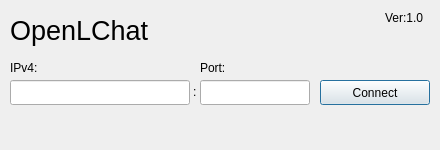
The window that src/Client/Ui_Files/ui_ConnectionDialog.ui (Formak21/OpenLChat) describes before a commit, drawn with Qt 5.
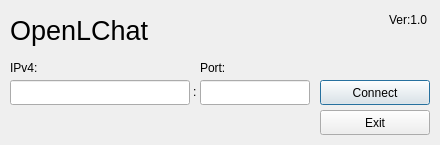
The same window after the commit.

Patch:
```diff
--- a/src/Client/Ui_Files/ui_ConnectionDialog.ui
+++ b/src/Client/Ui_Files/ui_ConnectionDialog.ui
@@ -7,7 +7,7 @@
     <x>0</x>
     <y>0</y>
     <width>440</width>
-    <height>150</height>
+    <height>145</height>
    </rect>
   </property>
   <property name="windowTitle">
@@ -16,10 +16,10 @@
   <widget class="QLabel" name="VersionLabel">
    <property name="geometry">
     <rect>
-     <x>385</x>
-     <y>10</y>
-     <width>45</width>
-     <height>16</height>
+     <x>389</x>
+     <y>9</y>
+     <width>41</width>
+     <height>21</height>
     </rect>
    </property>
    <property name="text">
@@ -31,8 +31,8 @@
     <rect>
      <x>10</x>
      <y>10</y>
-     <width>140</width>
-     <height>40</height>
+     <width>361</width>
+     <height>41</height>
     </rect>
    </property>
    <property name="font">
@@ -101,7 +101,7 @@
     <rect>
      <x>10</x>
      <y>60</y>
-     <width>55</width>
+     <width>121</width>
      <height>16</height>
     </rect>
    </property>
@@ -114,7 +114,7 @@
     <rect>
      <x>200</x>
      <y>60</y>
-     <width>55</width>
+     <width>91</width>
      <height>16</height>
     </rect>
    </property>
@@ -122,6 +122,19 @@
     <string>Port:</string>
    </property>
   </widget>
+  <widget class="QPushButton" name="ExitButton">
+   <property name="geometry">
+    <rect>
+     <x>320</x>
+     <y>110</y>
+     <width>110</width>
+     <height>25</height>
+    </rect>
+   </property>
+   <property name="text">
+    <string>Exit</string>
+   </property>
+  </widget>
  </widget>
  <resources/>
  <connections/>
```
Left out of the diff: 4 changed lines with no effect on the pictures.
